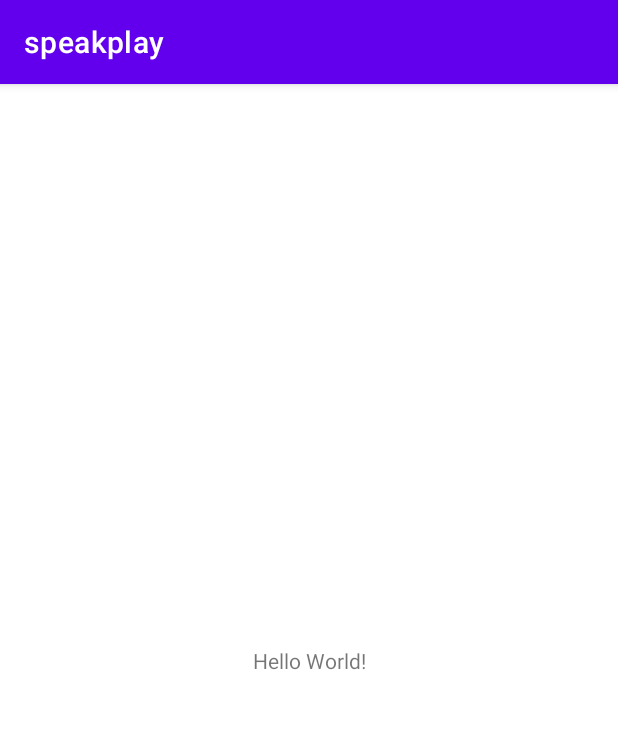
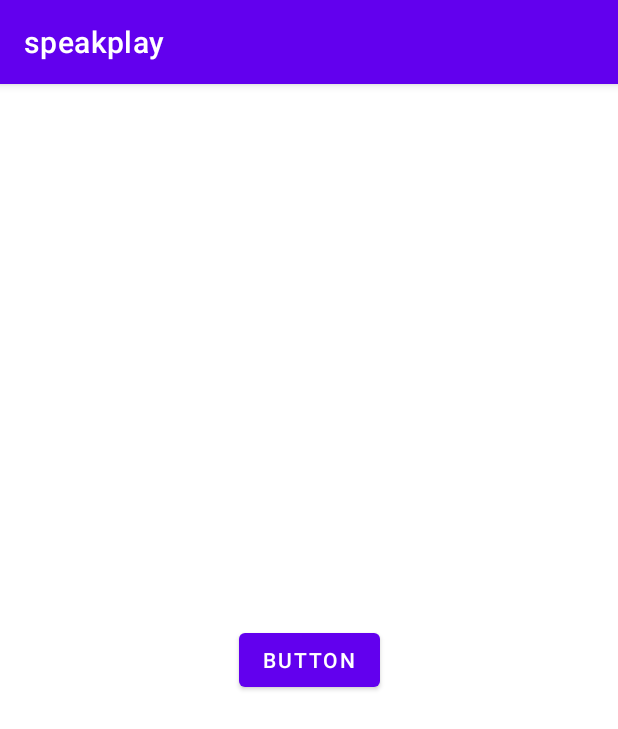
Before and after one commit to EscalaDigital/speakplay, an Android app: the screen it shows after launch (MainActivity), on a phone screen of 412 x 824 dp. Shown: the top 729 px of the screen. Run offline under Robolectric (Android 15) with nearby library versions, the phone set to English and light mode, and no system bars.

Commit message:
Segunda prueba

```diff
--- a/app/src/main/res/layout/activity_main.xml
+++ b/app/src/main/res/layout/activity_main.xml
@@ -7,6 +7,7 @@
     tools:context=".MainActivity">
 
     <TextView
+        android:id="@+id/textView"
         android:layout_width="wrap_content"
         android:layout_height="wrap_content"
         android:text="Hello World!"
@@ -15,4 +16,14 @@
         app:layout_constraintRight_toRightOf="parent"
         app:layout_constraintTop_toTopOf="parent" />
 
+    <Button
+        android:id="@+id/button"
+        android:layout_width="wrap_content"
+        android:layout_height="wrap_content"
+        android:text="Button"
+        app:layout_constraintBottom_toBottomOf="parent"
+        app:layout_constraintEnd_toEndOf="parent"
+        app:layout_constraintStart_toStartOf="parent"
+        app:layout_constraintTop_toTopOf="parent" />
+
 </androidx.constraintlayout.widget.ConstraintLayout>
```
